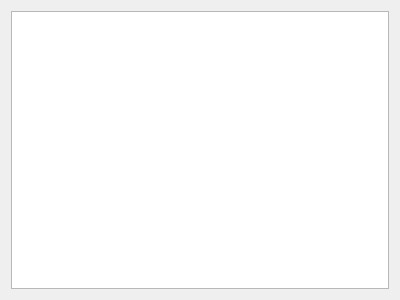
tjohnman/Obsession, file dialoglinearnews.ui: the form before one commit.
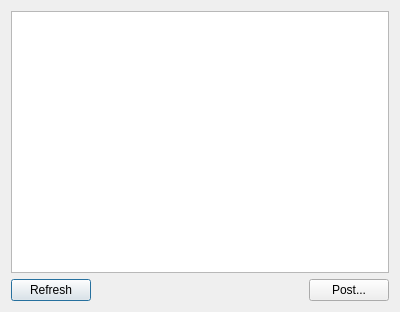
The form after the commit.

Diff of the .ui file:
```diff
--- a/dialoglinearnews.ui
+++ b/dialoglinearnews.ui
@@ -7,7 +7,7 @@
     <x>0</x>
     <y>0</y>
     <width>400</width>
-    <height>300</height>
+    <height>312</height>
    </rect>
   </property>
   <property name="minimumSize">
@@ -20,7 +20,7 @@
    <string>Linear News</string>
   </property>
   <layout class="QGridLayout" name="gridLayout">
-   <item row="0" column="0">
+   <item row="0" column="0" colspan="3">
     <widget class="QPlainTextEdit" name="plainTextEdit">
      <property name="font">
       <font>
@@ -32,6 +32,33 @@
      </property>
     </widget>
    </item>
+   <item row="1" column="0">
+    <widget class="QPushButton" name="buttonRefresh">
+     <property name="text">
+      <string>Refresh</string>
+     </property>
+    </widget>
+   </item>
+   <item row="1" column="1">
+    <spacer name="horizontalSpacer">
+     <property name="orientation">
+      <enum>Qt::Horizontal</enum>
+     </property>
+     <property name="sizeHint" stdset="0">
+      <size>
+       <width>217</width>
+       <height>20</height>
+      </size>
+     </property>
+    </spacer>
+   </item>
+   <item row="1" column="2">
+    <widget class="QPushButton" name="buttonPost">
+     <property name="text">
+      <string>Post...</string>
+     </property>
+    </widget>
+   </item>
   </layout>
  </widget>
  <resources/>
```
